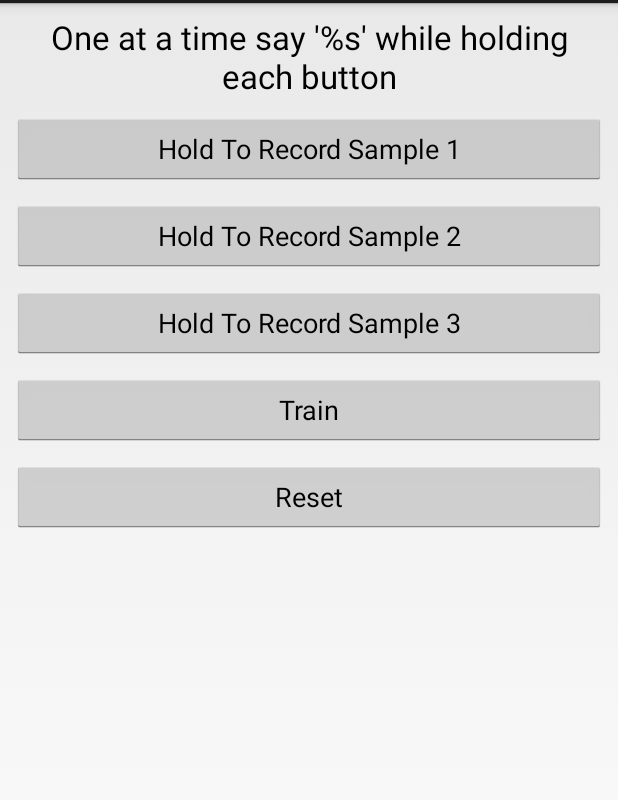
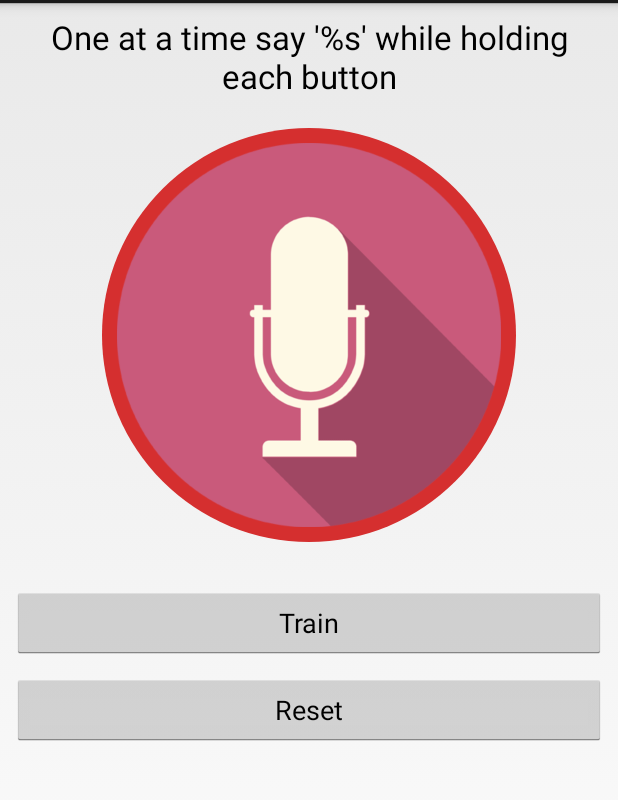
Before and after one commit to timstableford/P-BrainAndroid, an Android app: the layout train_activity.xml on its own in the app's theme, with its tools: preview values and no code run, on a phone screen of 412 x 824 dp, the part 69-869 px from its top. Run offline under Robolectric (Android 15) with nearby library versions, the phone set to English and light mode, and no system bars.

Commit message:
Added initial record button

```diff
--- a/app/src/main/java/uk/co/tstableford/p_brain/TrainActivity.java
+++ b/app/src/main/java/uk/co/tstableford/p_brain/TrainActivity.java
@@ -9,6 +9,7 @@ import android.util.Log;
 import android.view.MotionEvent;
 import android.view.View;
 import android.widget.Button;
+import android.widget.ImageView;
 import android.widget.TextView;
 import android.widget.Toast;
 
@@ -37,7 +38,8 @@ public class TrainActivity extends Activity {
     private static final String TAG = "TrainActivity";
     public static final String NAME_INTENT = "name";
     private static final String TOKEN = "7a5543f5ecd34419010c1233269d0d749d6db493";
-    private Button train1, train2, train3, train, reset;
+    private Button train, reset;
+    private ImageView record;
     private RecordWavMaster recorder = new RecordWavMaster();
     private ArrayList<File> samples = new ArrayList<>();
     private String name;
@@ -47,9 +49,7 @@ public class TrainActivity extends Activity {
         super.onCreate(savedInstanceState);
         setContentView(R.layout.train_activity);
 
-        train1 = (Button) findViewById(R.id.record1);
-        train2 = (Button) findViewById(R.id.record2);
-        train3 = (Button) findViewById(R.id.record3);
+        record = (ImageView) findViewById(R.id.record_button);
         train = (Button) findViewById(R.id.train);
         reset = (Button) findViewById(R.id.reset);
 
@@ -62,7 +62,7 @@ public class TrainActivity extends Activity {
         instructions.setText(
                 getString(R.string.record_instructions, name));
 
-        View.OnTouchListener listener = new View.OnTouchListener() {
+        record.setOnTouchListener(new View.OnTouchListener() {
             @Override
             public boolean onTouch(View v, MotionEvent event) {
                 if(event.getAction() == MotionEvent.ACTION_DOWN) {
@@ -72,10 +72,7 @@ public class TrainActivity extends Activity {
                 }
                 return true;
             }
-        };
-        train1.setOnTouchListener(listener);
-        train2.setOnTouchListener(listener);
-        train3.setOnTouchListener(listener);
+        });
 
         reset.setOnClickListener(new View.OnClickListener() {
             @Override
@@ -181,18 +178,12 @@ public class TrainActivity extends Activity {
     private void updateButtons() {
         train.setEnabled(false);
         reset.setEnabled(false);
-        train1.setEnabled(true);
-        train2.setEnabled(true);
-        train3.setEnabled(true);
+        record.setEnabled(true);
         if (samples.size() > 0) {
-            train1.setEnabled(false);
             reset.setEnabled(true);
         }
-        if (samples.size() > 1) {
-            train2.setEnabled(false);
-        }
         if (samples.size() > 2) {
-            train3.setEnabled(false);
+            record.setEnabled(false);
             train.setEnabled(true);
         }
     }
--- /dev/null
+++ b/app/src/main/res/drawable/record_button.xml
@@ -0,0 +1,31 @@
+<?xml version="1.0" encoding="utf-8"?>
+<layer-list xmlns:android="http://schemas.android.com/apk/res/android">
+    <item>
+        <selector xmlns:android="http://schemas.android.com/apk/res/android">
+            <item android:state_focused="true" android:state_pressed="true">
+                <shape xmlns:android="http://schemas.android.com/apk/res/android"
+                       android:shape="oval">
+                    <solid android:color="@color/blue"/>
+                </shape>
+            </item>
+
+            <item android:state_focused="false" android:state_pressed="true">
+                <shape xmlns:android="http://schemas.android.com/apk/res/android"
+                       android:shape="oval">
+                    <solid android:color="@color/blue"/>
+                </shape>
+            </item>
+            <item>
+                <shape xmlns:android="http://schemas.android.com/apk/res/android"
+                       android:shape="oval">
+                    <solid android:color="@color/red"/>
+                </shape>
+            </item>
+        </selector>
+    </item>
+    <item android:drawable="@drawable/microphone"
+            android:bottom="20dp"
+            android:left="20dp"
+            android:right="20dp"
+            android:top="20dp"/>
+</layer-list>
--- a/app/src/main/res/layout/train_activity.xml
+++ b/app/src/main/res/layout/train_activity.xml
@@ -15,29 +15,16 @@
         android:textAppearance="@android:style/TextAppearance.DeviceDefault.Large"
         android:textAlignment="center" />
 
-    <Button
-        android:id="@+id/record1"
-        android:layout_width="fill_parent"
-        android:layout_height="wrap_content"
-        android:text="@string/record_sample1"
-        android:layout_gravity="center"
-        android:layout_marginTop="10dp"/>
-
-    <Button
-        android:id="@+id/record2"
-        android:layout_width="fill_parent"
-        android:layout_height="wrap_content"
-        android:text="@string/record_sample2"
-        android:layout_gravity="center"
-        android:layout_marginTop="10dp"/>
-
-    <Button
-        android:id="@+id/record3"
-        android:layout_width="fill_parent"
-        android:layout_height="wrap_content"
-        android:text="@string/record_sample3"
-        android:layout_gravity="center"
-        android:layout_marginTop="10dp"/>
+    <ImageView
+            android:id="@+id/record_button"
+            android:layout_width="wrap_content"
+            android:layout_height="wrap_content"
+            android:src="@drawable/record_button"
+            android:adjustViewBounds="true"
+            android:layout_marginTop="20dp"
+            android:layout_marginBottom="20dp"
+            android:layout_marginLeft="60dp"
+            android:layout_marginRight="60dp"/>
 
     <Button
         android:id="@+id/train"
--- a/app/src/main/res/values/colors.xml
+++ b/app/src/main/res/values/colors.xml
@@ -2,5 +2,7 @@
 <resources>
     <color name="transparent">@android:color/transparent</color>
     <color name="blue">@android:color/holo_blue_light</color>
+    <color name="orange">#FFA500</color>
     <color name="grey">#d3d3d3</color>
+    <color name="red">#D52F2F</color>
 </resources>
```
Also changed, not shown: app/src/main/res/drawable/microphone.png (added).
